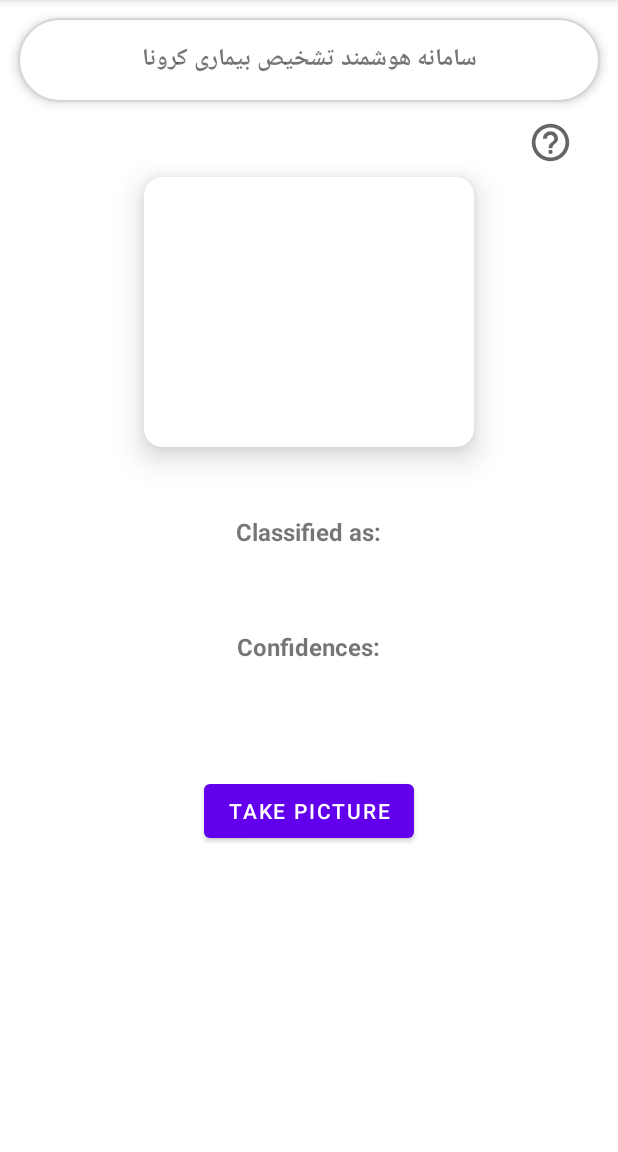
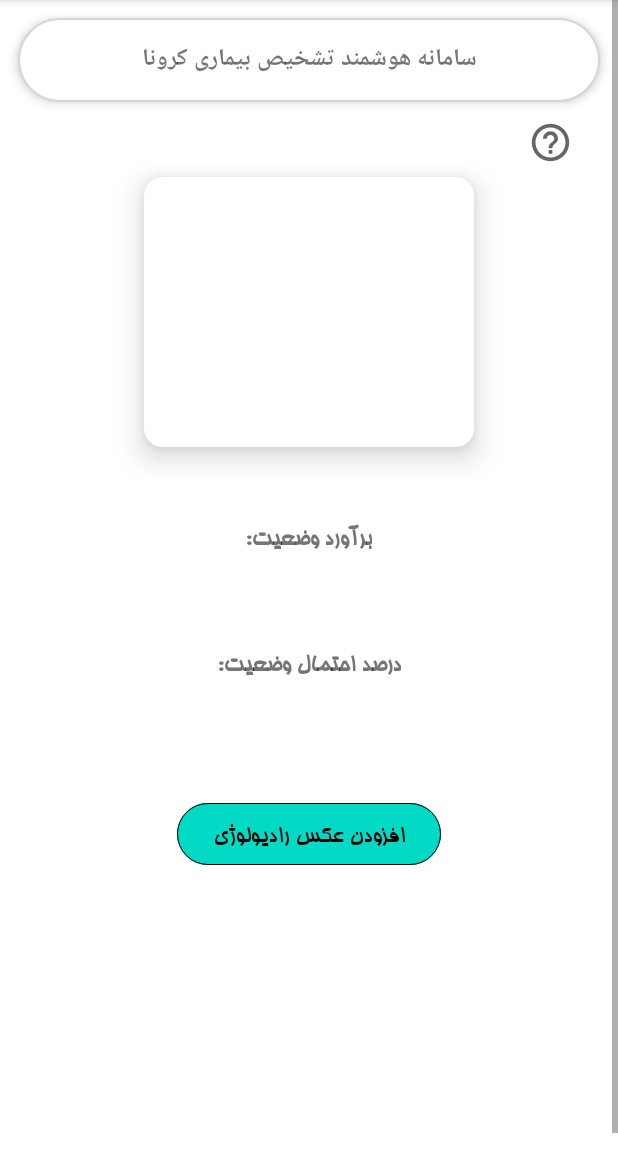
Before and after one commit to amirhosseinsarbazvatan/CovidDetector, an Android app: the MainPageActivity screen opened directly, with no data from a screen before it, on a phone screen of 412 x 824 dp, the part 84-1236 px from its top. Run offline under Robolectric (Android 15) with nearby library versions, the phone set to English and light mode, and no system bars.

Commit message:
layout and font commit

```diff
--- a/app/src/main/res/layout/activity_main_page.xml
+++ b/app/src/main/res/layout/activity_main_page.xml
@@ -49,7 +49,6 @@
                 android:src="@drawable/ic_baseline_help_outline_24" />
 
 
-
     <androidx.cardview.widget.CardView
         android:id="@+id/image_box_card"
         android:layout_width="220dp"
@@ -81,7 +80,8 @@
                 android:layout_centerHorizontal="true"
                 android:layout_marginTop="15dp"
                 android:gravity="center"
-        android:text="Classified as:"
+                android:text="برآورد وضعیت:"
+                android:fontFamily="@font/homa"
                 android:textSize="16sp"
                 android:textStyle="bold" />
 
@@ -105,7 +105,8 @@
                 android:layout_centerHorizontal="true"
                 android:layout_marginTop="20dp"
                 android:gravity="center"
-                android:text="Confidences:"
+                android:text="درصد احتمال وضعیت:"
+                android:fontFamily="@font/homa"
                 android:textSize="16sp"
                 android:textStyle="bold" />
 
@@ -121,14 +122,28 @@
             android:textSize="14sp"
             android:textStyle="bold" />
 
-            <Button
+
+            <com.google.android.material.button.MaterialButton
                 android:id="@+id/take_pic_btn"
-                android:layout_below="@+id/confidence"
-                android:layout_marginTop="40dp"
+                style="@style/Widget.Material3.Button"
                 android:layout_width="wrap_content"
                 android:layout_height="wrap_content"
+                android:layout_below="@+id/confidence"
                 android:layout_centerHorizontal="true"
-                android:text="Take Picture" />
+                android:layout_marginTop="40dp"
+                android:layout_marginBottom="200dp"
+                android:backgroundTint="@color/teal_200"
+                android:elevation="25dp"
+                android:text="افزودن عکس رادیولوژی"
+                android:textColor="@color/black"
+                android:textSize="16sp"
+                android:textStyle="normal"
+                android:fontFamily="@font/homa"
+                app:elevation="25dp"
+                app:iconSize="12dp"
+                app:iconTint="@color/black"
+                app:strokeColor="@color/black"
+                app:strokeWidth="0.2dp" />
 
 
         </RelativeLayout>
```
Also changed, not shown: app/src/main/res/font/bmitra.ttf (added), app/src/main/res/font/homa.ttf (added), app/src/main/res/font/lotusb.ttf (added), app/src/main/res/font/mitra.ttf (added), app/src/main/res/font/nazanin.ttf (added), app/src/main/res/font/nazaninb.ttf (added). Lines whose indentation alone changed are shown as unchanged.
